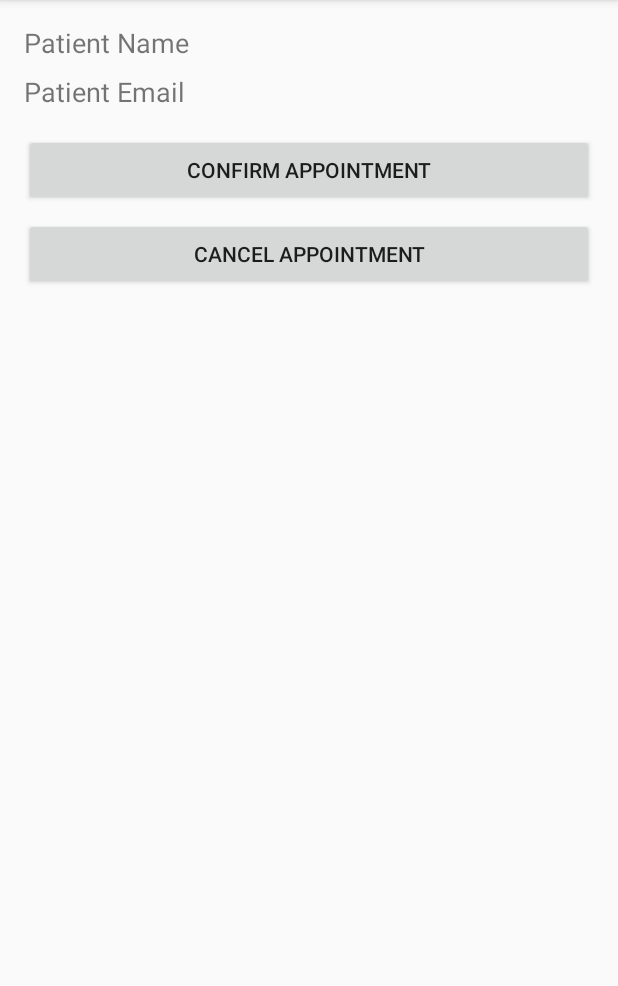
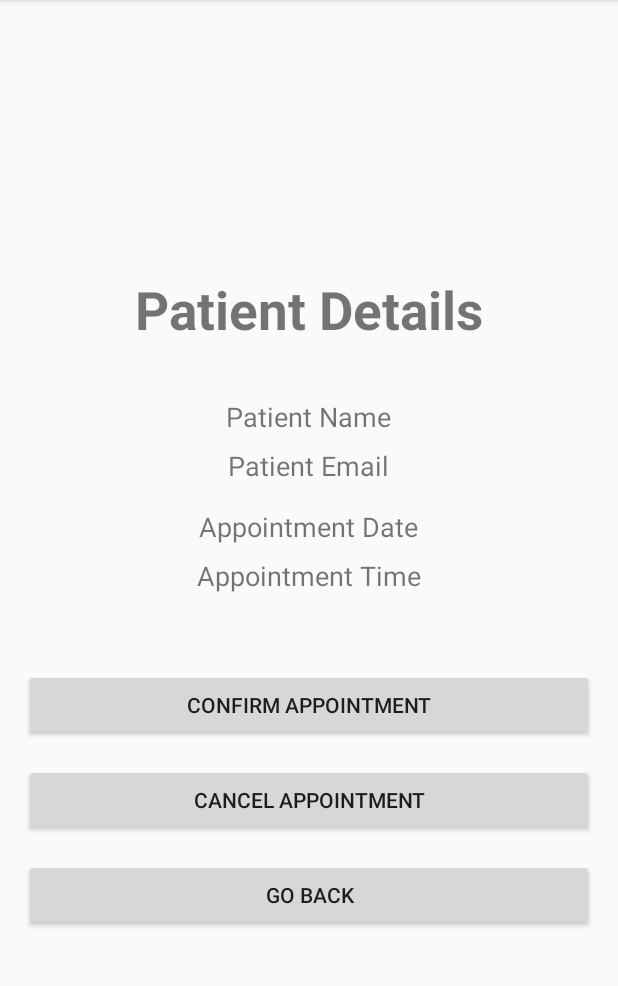
Before and after one commit to Barsha-RokaMagar/AndroidFinalProject, an Android app: the PatientDetailsPage screen opened directly, with no data from a screen before it, on a phone screen of 412 x 824 dp, the part 84-1070 px from its top. Run offline under Robolectric (Android 15) with nearby library versions, the phone set to English and light mode, and no system bars; our stand-ins replace Firebase (no records; nobody signed in at launch, a user with empty details on screens opened directly); 1 statement that could not run was skipped.

Commit message:
added features in patients details

```diff
--- a/app/src/main/java/com/example/androidfinalproject/PatientDetailsPage.java
+++ b/app/src/main/java/com/example/androidfinalproject/PatientDetailsPage.java
@@ -2,6 +2,7 @@ package com.example.androidfinalproject;
 
 import android.os.Bundle;
 import android.util.Log;
+import android.view.View;
 import android.widget.Button;
 import android.widget.TextView;
 import android.widget.Toast;
@@ -20,10 +21,11 @@ public class PatientDetailsPage extends AppCompatActivity {
     private static final String TAG = "PatientDetailActivity";
 
     private TextView patientName, patientEmail;
-    private Button confirmButton, cancelButton;
+    private Button confirmButton, cancelButton, gobackButton;
 
     private DatabaseReference usersRef, appointmentRef;
     private String patientId, appointmentId;
+
 
     @Override
     protected void onCreate(Bundle savedInstanceState) {
@@ -39,6 +41,7 @@ public class PatientDetailsPage extends AppCompatActivity {
         patientEmail = findViewById(R.id.patientEmail);
         confirmButton = findViewById(R.id.confirmButton);
         cancelButton = findViewById(R.id.cancelButton);
+        gobackButton = findViewById(R.id.gobackButton);
 
 
         patientId = getIntent().getStringExtra("patientId");
@@ -56,6 +59,7 @@ public class PatientDetailsPage extends AppCompatActivity {
 
         confirmButton.setOnClickListener(v -> confirmAppointment());
         cancelButton.setOnClickListener(v -> cancelAppointment());
+        gobackButton.setOnClickListener(v -> finish());
     }
 
     private void loadPatientDetails() {
@@ -101,5 +105,9 @@ public class PatientDetailsPage extends AppCompatActivity {
                 Toast.makeText(PatientDetailsPage.this, "Failed to cancel appointment", Toast.LENGTH_SHORT).show();
             }
         });
+
+
+
+
     }
 }
--- a/app/src/main/res/layout/activity_patient_details_page.xml
+++ b/app/src/main/res/layout/activity_patient_details_page.xml
@@ -3,7 +3,16 @@
     android:layout_width="match_parent"
     android:layout_height="match_parent"
     android:orientation="vertical"
+    android:gravity="center"
     android:padding="16dp">
+
+    <TextView
+        android:layout_width="wrap_content"
+        android:layout_height="wrap_content"
+        android:text="Patient Details"
+        android:textStyle="bold"
+        android:layout_margin="35dp"
+        android:textSize="35sp"/>
 
     <TextView
         android:id="@+id/patientName"
@@ -20,17 +29,40 @@
         android:textSize="18sp"
         android:text="Patient Email" />
 
+    <TextView
+        android:id="@+id/appointmentDate"
+        android:layout_width="wrap_content"
+        android:layout_height="wrap_content"
+        android:layout_marginTop="16dp"
+        android:textSize="18sp"
+        android:text="Appointment Date" />
+
+    <TextView
+        android:id="@+id/appointmentTime"
+        android:layout_width="wrap_content"
+        android:layout_height="wrap_content"
+        android:layout_marginTop="8dp"
+        android:textSize="18sp"
+        android:text="Appointment Time" />
+
     <Button
         android:id="@+id/confirmButton"
         android:layout_width="match_parent"
         android:layout_height="wrap_content"
-        android:layout_marginTop="16dp"
+        android:layout_marginTop="50dp"
         android:text="Confirm Appointment" />
 
     <Button
         android:id="@+id/cancelButton"
         android:layout_width="match_parent"
         android:layout_height="wrap_content"
-        android:layout_marginTop="8dp"
+        android:layout_marginTop="15dp"
         android:text="Cancel Appointment" />
+
+    <Button
+        android:id="@+id/gobackButton"
+        android:layout_width="match_parent"
+        android:layout_height="wrap_content"
+        android:layout_marginTop="15dp"
+        android:text="Go Back" />
 </LinearLayout>
```
Also changed, not shown: app/src/main/java/com/example/androidfinalproject/DoctorsPage.java (+7 -10 lines).
